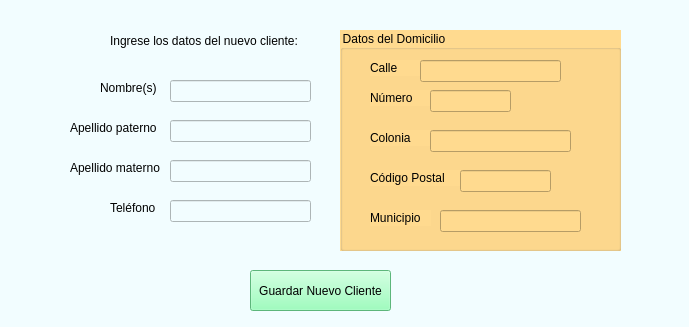
ileosalazar/MultiserviciosProfesionalesJG, file nuevo_cliente.ui: the form before one commit.
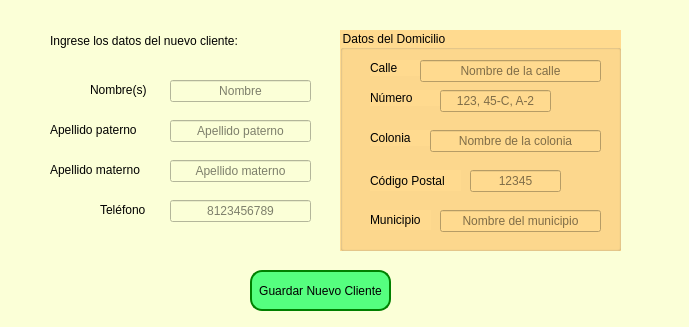
The form after the commit.

Patch:
```diff
--- a/nuevo_cliente.ui
+++ b/nuevo_cliente.ui
@@ -14,17 +14,20 @@
    <string>Registrar Cliente Manualmente</string>
   </property>
   <property name="styleSheet">
-   <string notr="true">background-color: rgb(242, 253, 255);</string>
+   <string notr="true">background-color: rgb(251, 255, 215);</string>
   </property>
   <widget class="QLabel" name="label">
    <property name="geometry">
     <rect>
-     <x>110</x>
+     <x>50</x>
      <y>30</y>
-     <width>201</width>
+     <width>261</width>
      <height>21</height>
     </rect>
    </property>
+   <property name="styleSheet">
+    <string notr="true">font: 700 10pt &quot;Verdana&quot;;</string>
+   </property>
    <property name="text">
     <string>Ingrese los datos del nuevo cliente:</string>
    </property>
@@ -32,12 +35,15 @@
   <widget class="QLabel" name="label_2">
    <property name="geometry">
     <rect>
-     <x>100</x>
+     <x>90</x>
      <y>80</y>
-     <width>61</width>
-     <height>16</height>
+     <width>71</width>
+     <height>20</height>
     </rect>
    </property>
+   <property name="styleSheet">
+    <string notr="true">font: 9pt &quot;Verdana&quot;;</string>
+   </property>
    <property name="text">
     <string>Nombre(s)</string>
    </property>
@@ -45,12 +51,15 @@
   <widget class="QLabel" name="label_3">
    <property name="geometry">
     <rect>
-     <x>70</x>
+     <x>50</x>
      <y>120</y>
-     <width>91</width>
-     <height>16</height>
+     <width>111</width>
+     <height>20</height>
     </rect>
    </property>
+   <property name="styleSheet">
+    <string notr="true">font: 9pt &quot;Verdana&quot;;</string>
+   </property>
    <property name="text">
     <string>Apellido paterno</string>
    </property>
@@ -58,12 +67,15 @@
   <widget class="QLabel" name="label_4">
    <property name="geometry">
     <rect>
-     <x>70</x>
+     <x>50</x>
      <y>160</y>
-     <width>91</width>
-     <height>16</height>
+     <width>111</width>
+     <height>20</height>
     </rect>
    </property>
+   <property name="styleSheet">
+    <string notr="true">font: 9pt &quot;Verdana&quot;;</string>
+   </property>
    <property name="text">
     <string>Apellido materno</string>
    </property>
@@ -71,12 +83,15 @@
   <widget class="QLabel" name="label_5">
    <property name="geometry">
     <rect>
-     <x>110</x>
+     <x>100</x>
      <y>200</y>
-     <width>61</width>
-     <height>16</height>
+     <width>71</width>
+     <height>20</height>
     </rect>
    </property>
+   <property name="styleSheet">
+    <string notr="true">font: 9pt &quot;Verdana&quot;;</string>
+   </property>
    <property name="text">
     <string>Teléfono</string>
    </property>
@@ -90,6 +105,12 @@
      <height>22</height>
     </rect>
    </property>
+   <property name="alignment">
+    <set>Qt::AlignmentFlag::AlignCenter</set>
+   </property>
+   <property name="placeholderText">
+    <string>Nombre</string>
+   </property>
   </widget>
   <widget class="QLineEdit" name="input_paterno">
    <property name="geometry">
@@ -100,6 +121,12 @@
      <height>22</height>
     </rect>
    </property>
+   <property name="alignment">
+    <set>Qt::AlignmentFlag::AlignCenter</set>
+   </property>
+   <property name="placeholderText">
+    <string>Apellido paterno</string>
+   </property>
   </widget>
   <widget class="QLineEdit" name="input_materno">
    <property name="geometry">
@@ -110,6 +137,12 @@
      <height>22</height>
     </rect>
    </property>
+   <property name="alignment">
+    <set>Qt::AlignmentFlag::AlignCenter</set>
+   </property>
+   <property name="placeholderText">
+    <string>Apellido materno</string>
+   </property>
   </widget>
   <widget class="QLineEdit" name="input_telefono">
    <property name="geometry">
@@ -120,6 +153,12 @@
      <height>22</height>
     </rect>
    </property>
+   <property name="alignment">
+    <set>Qt::AlignmentFlag::AlignCenter</set>
+   </property>
+   <property name="placeholderText">
+    <string>8123456789</string>
+   </property>
   </widget>
   <widget class="QPushButton" name="btn_guardar">
    <property name="geometry">
@@ -131,7 +170,9 @@
     </rect>
    </property>
    <property name="styleSheet">
-    <string notr="true">background-color: rgb(130, 255, 172);</string>
+    <string notr="true">border: 2px solid green;
+border-radius: 12px;
+background-color: rgb(85, 255, 127);</string>
    </property>
    <property name="text">
     <string>Guardar Nuevo Cliente</string>
@@ -197,7 +238,7 @@
       <x>30</x>
       <y>140</y>
       <width>91</width>
-      <height>16</height>
+      <height>21</height>
      </rect>
     </property>
     <property name="text">
@@ -210,7 +251,7 @@
       <x>30</x>
       <y>180</y>
       <width>61</width>
-      <height>16</height>
+      <height>20</height>
      </rect>
     </property>
     <property name="text">
@@ -222,50 +263,95 @@
      <rect>
       <x>80</x>
       <y>30</y>
-      <width>141</width>
+      <width>181</width>
       <height>22</height>
      </rect>
     </property>
+    <property name="styleSheet">
+     <string notr="true">font: 9pt &quot;Segoe UI&quot;;</string>
+    </property>
+    <property name="alignment">
+     <set>Qt::AlignmentFlag::AlignCenter</set>
+    </property>
+    <property name="placeholderText">
+     <string>Nombre de la calle</string>
+    </property>
    </widget>
    <widget class="QLineEdit" name="txt_numero">
     <property name="geometry">
      <rect>
-      <x>90</x>
+      <x>100</x>
       <y>60</y>
-      <width>81</width>
+      <width>111</width>
       <height>22</height>
      </rect>
     </property>
+    <property name="styleSheet">
+     <string notr="true">font: 9pt &quot;Segoe UI&quot;;</string>
+    </property>
+    <property name="alignment">
+     <set>Qt::AlignmentFlag::AlignCenter</set>
+    </property>
+    <property name="placeholderText">
+     <string>123, 45-C, A-2</string>
+    </property>
    </widget>
    <widget class="QLineEdit" name="txt_colonia">
     <property name="geometry">
      <rect>
       <x>90</x>
       <y>100</y>
-      <width>141</width>
+      <width>171</width>
       <height>22</height>
      </rect>
     </property>
+    <property name="styleSheet">
+     <string notr="true">font: 9pt &quot;Segoe UI&quot;;</string>
+    </property>
+    <property name="alignment">
+     <set>Qt::AlignmentFlag::AlignCenter</set>
+    </property>
+    <property name="placeholderText">
+     <string>Nombre de la colonia</string>
+    </property>
    </widget>
    <widget class="QLineEdit" name="txt_cp">
     <property name="geometry">
      <rect>
-      <x>120</x>
+      <x>130</x>
       <y>140</y>
       <width>91</width>
       <height>22</height>
      </rect>
     </property>
+    <property name="styleSheet">
+     <string notr="true">font: 9pt &quot;Segoe UI&quot;;</string>
+    </property>
+    <property name="alignment">
+     <set>Qt::AlignmentFlag::AlignCenter</set>
+    </property>
+    <property name="placeholderText">
+     <string>12345</string>
+    </property>
    </widget>
    <widget class="QLineEdit" name="txt_municipio">
     <property name="geometry">
      <rect>
       <x>100</x>
       <y>180</y>
-      <width>141</width>
+      <width>161</width>
       <height>22</height>
      </rect>
     </property>
+    <property name="styleSheet">
+     <string notr="true">font: 9pt &quot;Segoe UI&quot;;</string>
+    </property>
+    <property name="alignment">
+     <set>Qt::AlignmentFlag::AlignCenter</set>
+    </property>
+    <property name="placeholderText">
+     <string>Nombre del municipio</string>
+    </property>
    </widget>
   </widget>
  </widget>
```
Left out of the diff: 3 changed lines with no effect on the pictures.
